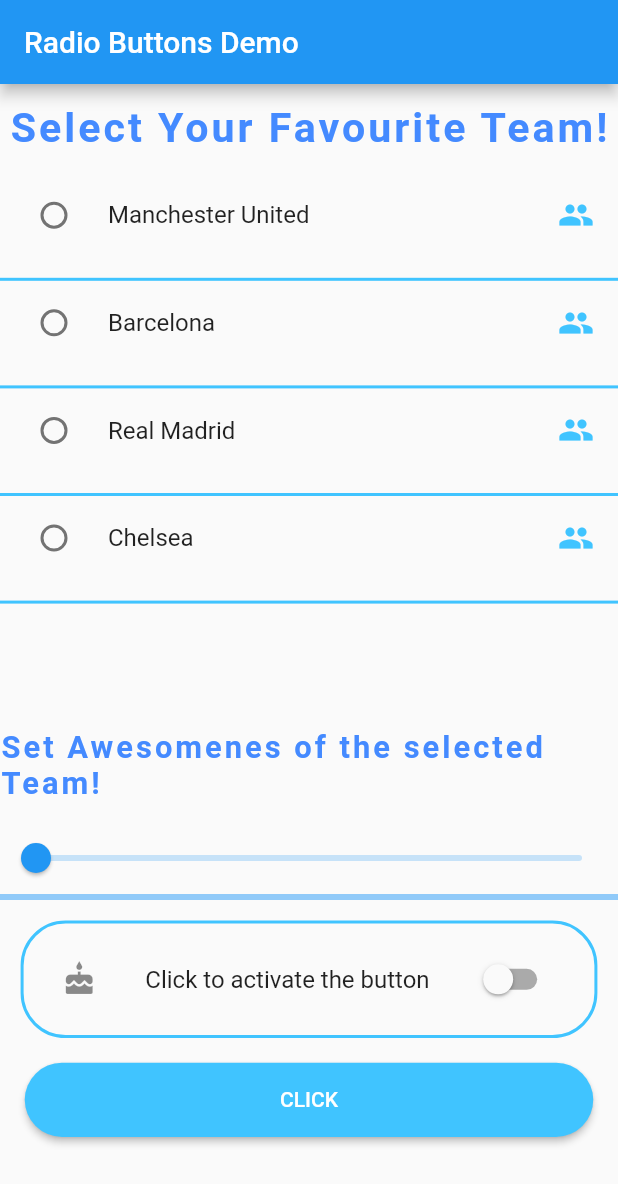
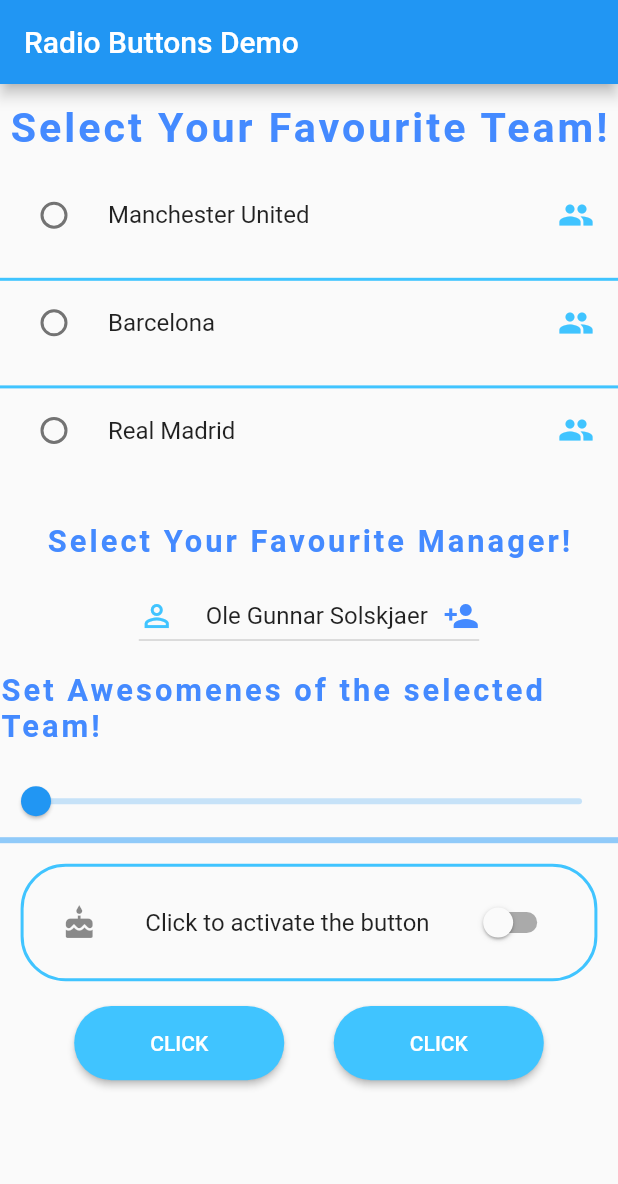
Before and after one commit to Achintha444/RadioButtonDemo, a Flutter app: the screen it shows after launch, on a phone screen of 412 x 824 dp. Shown: the top 1184 px of the screen. Run offline on Flutter 3.47's test engine with Material 2 defaults, Android fonts, the phone set to English and light mode, and no system bars.

```diff
--- a/lib/BaseButton.dart
+++ b/lib/BaseButton.dart
@@ -12,7 +12,7 @@ class BaseButton extends StatelessWidget {
   @override
   Widget build(BuildContext context) {
     return Container(
-      width: double.infinity,
+      width: 21*(_sizeWidth/50),
       height: _size / 10,
       padding: EdgeInsets.all(_sizeWidth / 25),
       decoration: new BoxDecoration(
--- a/lib/main.dart
+++ b/lib/main.dart
@@ -22,6 +22,20 @@ class _MyAppState extends State<MyApp> {
     "Chelsea"
   ];
 
+  List<String> _managers = [
+    "Ole Gunnar Solskjaer",
+    "Ernesto Valvarde",
+    "Zindeine Zindane",
+    "Frank Lampard",
+  ];
+  String _selectedManagers;
+
+  @override
+  void initState() {
+    _selectedManagers = _managers[0];
+    super.initState();
+  }
+
   void _switchOnClick(bool value) {
     setState(() {
       _switchBool = value;
@@ -37,7 +51,26 @@ class _MyAppState extends State<MyApp> {
     setState(() {
       SnackBar snackBar = new SnackBar(
         backgroundColor: Colors.lightBlueAccent,
-        content: new Text("You Selected " + _teams[_selectedTeamIndex]+" awesomenes is "+(_selectedTeamAwesomenes*100).round().toString()),
+        content: new Text("You Selected " +
+            _teams[_selectedTeamIndex] +
+            " awesomenes is " +
+            (_selectedTeamAwesomenes * 100).round().toString()),
+        action: SnackBarAction(
+          label: "OK",
+          onPressed: () {
+            Scaffold.of(tempContext).hideCurrentSnackBar();
+          },
+        ),
+      );
+      Scaffold.of(tempContext).showSnackBar(snackBar);
+    });
+  }
+
+  void _clickOnClickManager(BuildContext tempContext) {
+    setState(() {
+      SnackBar snackBar = new SnackBar(
+        backgroundColor: Colors.lightBlueAccent,
+        content: new Text("You selected "+_selectedManagers),
         action: SnackBarAction(
           label: "OK",
           onPressed: () {
@@ -77,7 +110,8 @@ class _MyAppState extends State<MyApp> {
               padding: EdgeInsets.only(bottom: _size / 60),
               alignment: Alignment.topCenter,
               child: new SizedBox(
-                height: _size / 2.4,
+                height: _size / 4,
+                child: new Scrollbar(
                   child: ListView.builder(
                     shrinkWrap: true,
                     itemCount: _teams.length,
@@ -112,6 +146,47 @@ class _MyAppState extends State<MyApp> {
                   ),
                 ),
               ),
+            ),
+            new Container(
+              alignment: Alignment.topCenter,
+              padding: EdgeInsets.only(top: _size / 60, bottom: _size / 60),
+              child: new Text(
+                "Select Your Favourite Manager!",
+                style: new TextStyle(
+                  fontSize: _size / 40,
+                  letterSpacing: 2,
+                  color: Colors.blueAccent,
+                  fontWeight: FontWeight.bold,
+                ),
+              ),
+            ),
+            new DropdownButton(
+              icon: new Icon(Icons.person_add, color: Colors.blueAccent),
+              value: _selectedManagers,
+              items: _managers.map((String value) {
+                return new DropdownMenuItem(
+                  value: value,
+                  child: new Row(
+                    children: <Widget>[
+                      new Icon(
+                        Icons.person_outline,
+                        color: Colors.lightBlueAccent,
+                      ),
+                      new Container(
+                        padding: EdgeInsets.only(
+                            left: _sizeWidth / 20, right: _sizeWidth / 40),
+                        child: new Text(value),
+                      ),
+                    ],
+                  ),
+                );
+              }).toList(),
+              onChanged: (String value) {
+                setState(() {
+                  _selectedManagers = value;
+                });
+              },
+            ),
             new Container(
               alignment: Alignment.topCenter,
               padding: EdgeInsets.only(top: _size / 60, bottom: _size / 60),
@@ -138,7 +213,7 @@ class _MyAppState extends State<MyApp> {
               ),
             ),
             new Container(
-              padding: EdgeInsets.only(bottom: _size/60),
+              padding: EdgeInsets.only(bottom: _size / 60),
               child: new LinearProgressIndicator(
                 value: _selectedTeamAwesomenes,
               ),
@@ -162,7 +237,13 @@ class _MyAppState extends State<MyApp> {
                 },
               ),
             ),
+            new Row(
+              mainAxisAlignment: MainAxisAlignment.center,
+              children: <Widget>[
                 new BaseButton(_size, _sizeWidth, _copyClickOnClick),
+                new BaseButton(_size, _sizeWidth, _clickOnClickManager),
+              ],
+            ),
           ],
         ),
       ),
```
Lines whose indentation alone changed are shown as unchanged.
